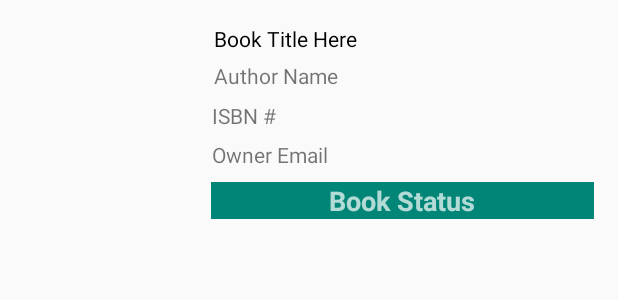
After one commit to cmput301w19t15/GitGoing, an Android app: the layout book_item.xml on its own in the app's theme, with its tools: preview values and no code run, on a phone screen of 412 x 824 dp. The commit adds this screen. Shown: the top 300 px of the screen. Run offline under Robolectric (Android 15) with nearby library versions, the phone set to English and light mode, and no system bars.

Commit message:
book adapter

```diff
--- /dev/null
+++ b/cmput301w19t15/app/src/main/res/layout/book_item.xml
@@ -0,0 +1,84 @@
+<?xml version="1.0" encoding="utf-8"?>
+<android.support.constraint.ConstraintLayout
+    xmlns:android="http://schemas.android.com/apk/res/android"
+    xmlns:app="http://schemas.android.com/apk/res-auto"
+    xmlns:tools="http://schemas.android.com/tools"
+    android:layout_width="match_parent"
+
+    android:layout_height="wrap_content"
+    android:layout_margin="8dp">
+
+    <RelativeLayout
+        android:layout_width="match_parent"
+        android:layout_height="197dp"
+        android:padding="8dp"
+        app:layout_constraintTop_toTopOf="parent"
+        tools:layout_editor_absoluteX="0dp">
+
+        <ImageView
+            android:id="@+id/imageView"
+            android:layout_width="121dp"
+            android:layout_height="165dp"
+            android:padding="4dp" />
+
+        <TextView
+            android:id="@+id/textViewBookTitle"
+            android:layout_width="262dp"
+            android:layout_height="wrap_content"
+            android:layout_marginLeft="5dp"
+            android:layout_toRightOf="@id/imageView"
+            android:text="Book Title Here"
+            android:textAppearance="@style/Base.TextAppearance.AppCompat.Small"
+            android:textColor="#000000" />
+
+        <TextView
+            android:id="@+id/textViewAuthor"
+            android:layout_width="262dp"
+            android:layout_height="wrap_content"
+            android:layout_below="@id/textViewBookTitle"
+            android:layout_marginLeft="5dp"
+            android:layout_marginTop="5dp"
+            android:layout_toRightOf="@id/imageView"
+            android:text="Author Name"
+            android:textAppearance="@style/Base.TextAppearance.AppCompat.Small" />
+
+        <TextView
+            android:id="@+id/textViewISBN"
+            android:layout_width="262dp"
+            android:layout_height="wrap_content"
+            android:layout_below="@id/textViewBookTitle"
+            android:layout_marginLeft="4dp"
+            android:layout_marginTop="32dp"
+            android:layout_toRightOf="@id/imageView"
+            android:text="ISBN #"
+            android:textAppearance="@style/Base.TextAppearance.AppCompat.Small" />
+
+        <TextView
+            android:id="@+id/textViewOwnerEmail"
+            android:layout_width="262dp"
+            android:layout_height="wrap_content"
+            android:layout_below="@id/textViewBookTitle"
+            android:layout_marginLeft="4dp"
+            android:layout_marginTop="58dp"
+            android:layout_toRightOf="@id/imageView"
+            android:text="Owner Email"
+            android:textAppearance="@style/Base.TextAppearance.AppCompat.Small" />
+
+        <TextView
+            android:id="@+id/textViewStatus"
+            android:layout_width="262dp"
+            android:layout_height="wrap_content"
+            android:layout_below="@id/textViewAuthor"
+            android:layout_marginLeft="3dp"
+            android:layout_marginTop="61dp"
+            android:layout_toRightOf="@id/imageView"
+            android:background="@color/colorPrimary"
+            android:paddingLeft="15dp"
+            android:paddingRight="15dp"
+            android:text="Book Status"
+            android:textAlignment="center"
+            android:textAppearance="@style/Base.TextAppearance.AppCompat.Medium.Inverse"
+            android:textStyle="bold" />
+    </RelativeLayout>
+
+</android.support.constraint.ConstraintLayout>
```
Also changed, not shown: cmput301w19t15/app/src/main/java/com/example/cmput301w19t15/BookAdapter.java (added, +109 -0 lines), cmput301w19t15/app/src/main/java/com/example/cmput301w19t15/MyBooks.java (+26 -3 lines), cmput301w19t15/app/src/main/res/layout/activity_my_books.xml (+5 -27 lines), 3 other files.
